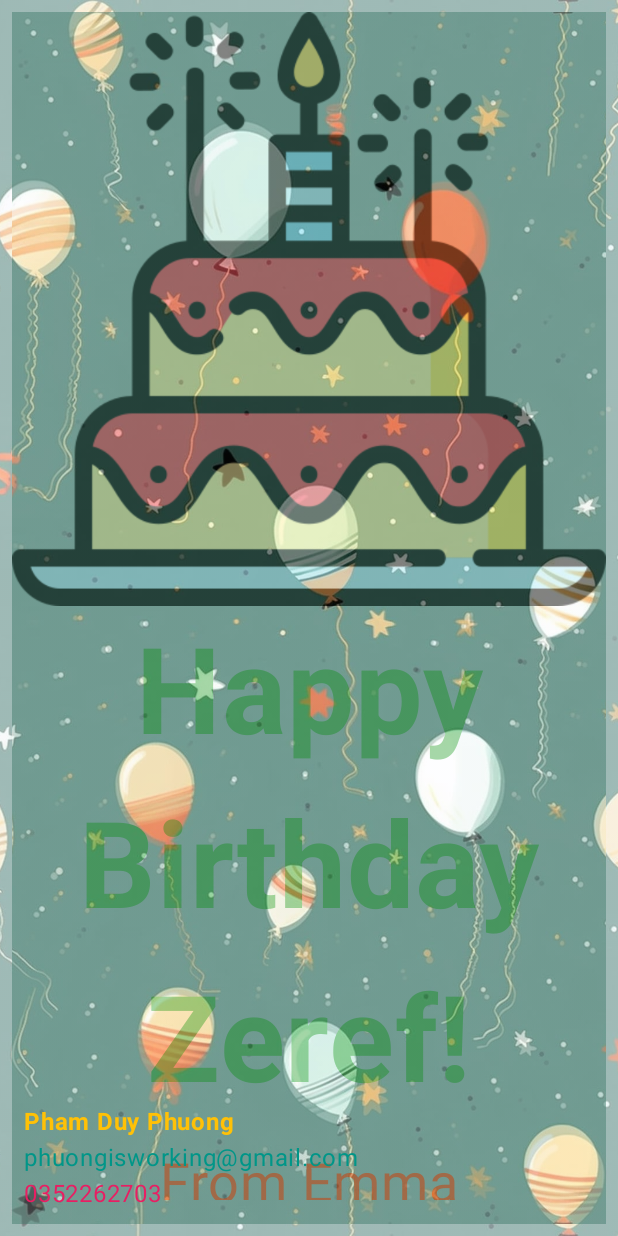
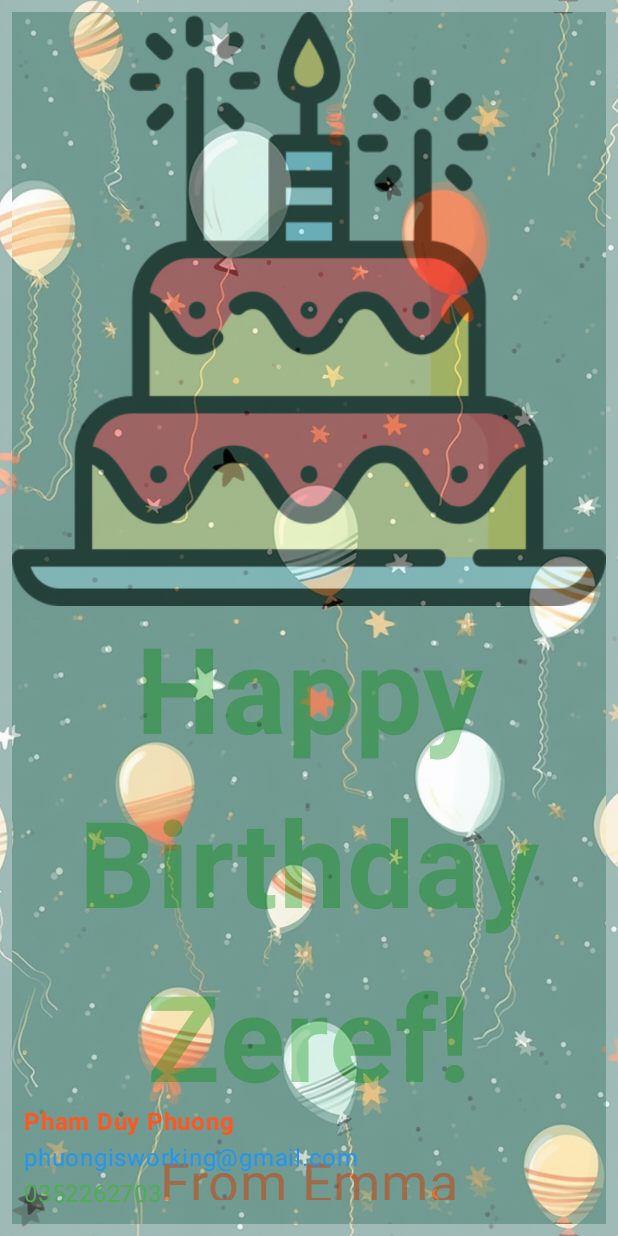
Before and after one commit to KayabaZeref/learnAndroidStudio, an Android app built with Jetpack Compose: the screen it shows after launch (MainActivity), on a phone screen of 412 x 824 dp. Run offline under Robolectric (Android 15) with nearby library versions, the phone set to English and light mode, and no system bars.

```diff
--- a/app/src/main/java/com/example/happybirthday/MainActivity.kt
+++ b/app/src/main/java/com/example/happybirthday/MainActivity.kt
@@ -135,9 +135,9 @@ fun ContactInformation(
             alpha = 0.5F
         )
     Column(modifier = modifier.fillMaxWidth()) {
-        Text(text = name, fontWeight = FontWeight.Bold, color = Color(0xFFFFC107))
-        Text(text = email, color = Color(0xFF009688))
-        Text(text = phoneNumber, color = Color(0xFFE91E63))
+        Text(text = name, fontWeight = FontWeight.Bold, color = Color(0xFFFF5722))
+        Text(text = email, color = Color(0xFF2196F3))
+        Text(text = phoneNumber, color = Color(0xFF4CAF50))
     }
     }
 }
```
